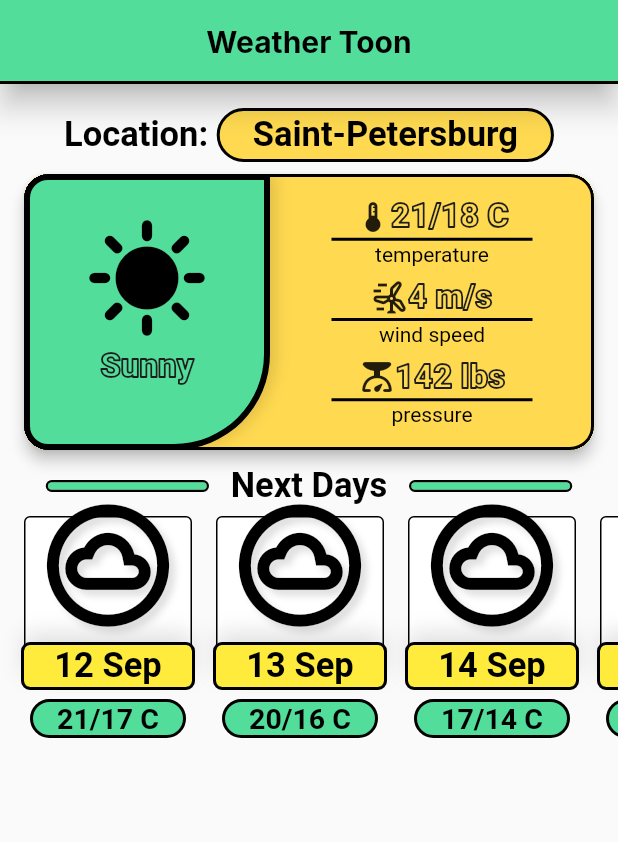
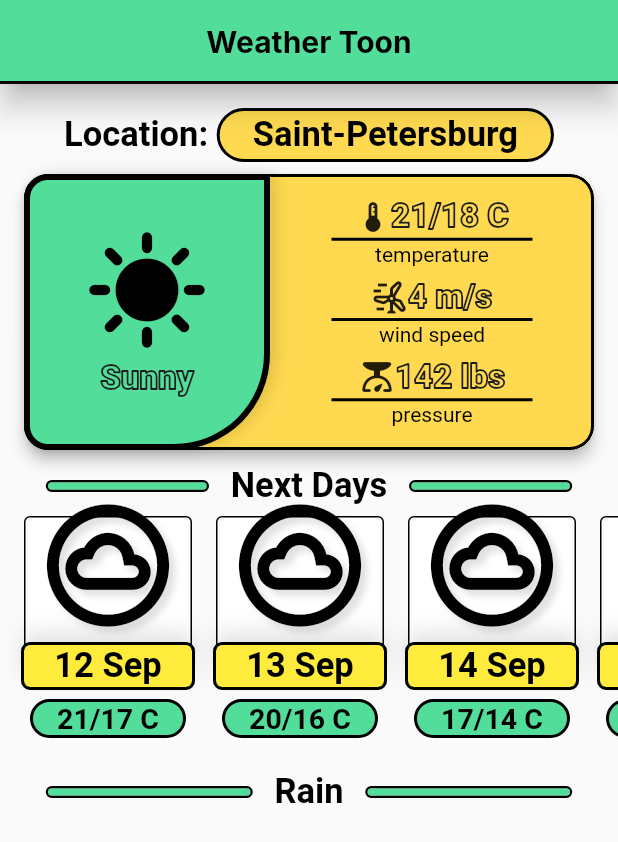
Before and after one commit to vladcto/cartoon-weather, a Flutter app: the screen it shows after launch, on a phone screen of 412 x 824 dp. Shown: the top 842 px of the screen. Run offline on Flutter 3.47's test engine with Material 2 defaults, Android fonts, the phone set to English and light mode, and no system bars; Roboto replaces fonts that are missing (Inter).

```diff
--- a/cartoon_weather/lib/main.dart
+++ b/cartoon_weather/lib/main.dart
@@ -1,3 +1,4 @@
+import 'package:cartoon_weather/detail_page.dart';
 import 'package:cartoon_weather/main_page_separator.dart';
 import 'package:cartoon_weather/small_weather_card.dart';
 import 'package:flutter/material.dart';
@@ -5,10 +6,12 @@ import 'main_weather_card.dart';
 
 void main() {
   runApp(MaterialApp(
+    routes: {
+      "/": (context) => const HomePage(),
+      "/detail_report": (_) => const DetailPage(),
+    },
+    initialRoute: "/",
     theme: HomePage.lightTheme,
-    home: const Scaffold(
-      body: HomePage(),
-    ),
   ));
 }
 
@@ -87,7 +90,11 @@ class HomePage extends StatelessWidget {
               separatorBuilder: (context, index) => const SizedBox(width: 16),
               scrollDirection: Axis.horizontal,
             ),
-          )
+          ),
+          const Padding(
+            padding: EdgeInsets.all(16),
+            child: MainPageSeparator("Rain"),
+          ),
         ],
       ),
     );
--- a/cartoon_weather/lib/main_weather_card.dart
+++ b/cartoon_weather/lib/main_weather_card.dart
@@ -1,4 +1,5 @@
 import 'package:flutter/material.dart';
+import 'dart:developer' as developer;
 
 class MainWeatherCard extends StatelessWidget {
   const MainWeatherCard({super.key});
@@ -7,6 +8,15 @@ class MainWeatherCard extends StatelessWidget {
   Widget build(BuildContext context) {
     return SizedBox(
       height: 200,
+      child: GestureDetector(
+        onTap: () {
+          Navigator.of(context).pushNamed("/detail_report");
+        },
+        child: Stack(
+          alignment: Alignment.centerLeft,
+          children: [
+            Hero(
+              tag: "main_card",
               child: Card(
                 margin: const EdgeInsets.symmetric(vertical: 8),
                 elevation: 4,
@@ -17,47 +27,8 @@ class MainWeatherCard extends StatelessWidget {
                 ),
                 clipBehavior: Clip.hardEdge,
                 child: Row(children: [
-          Container(
+                  const SizedBox(
                     width: 164,
-            height: double.infinity,
-            decoration: BoxDecoration(
-              color: Theme.of(context).colorScheme.primary,
-              borderRadius: const BorderRadius.only(
-                topLeft: Radius.circular(16),
-                topRight: Radius.circular(0),
-                bottomLeft: Radius.circular(16),
-                bottomRight: Radius.circular(64),
-              ),
-              border: const Border.fromBorderSide(
-                BorderSide(
-                  strokeAlign: BorderSide.strokeAlignInside,
-                  color: Colors.black,
-                  width: 4,
-                ),
-              ),
-              boxShadow: const [
-                BoxShadow(
-                  offset: Offset(4, 0),
-                  color: Colors.black12,
-                  blurRadius: 8,
-                )
-              ],
-            ),
-            child: Column(
-              mainAxisAlignment: MainAxisAlignment.center,
-              children: [
-                const Icon(Icons.sunny, size: 84, color: Colors.black),
-                const SizedBox(height: 4),
-                Text(
-                  "Sunny",
-                  style: Theme.of(context)
-                      .textTheme
-                      .labelMedium!
-                      .copyWith(fontSize: 22),
-                ),
-                const SizedBox(height: 16),
-              ],
-            ),
                   ),
                   Expanded(
                     child: Center(
@@ -88,6 +59,58 @@ class MainWeatherCard extends StatelessWidget {
                     ),
                   )
                 ]),
+              ),
+            ),
+            Hero(
+              tag: "main_card/green",
+              child: Container(
+                margin: const EdgeInsets.symmetric(
+                  vertical: 8,
+                ),
+                width: 164,
+                height: double.infinity,
+                decoration: BoxDecoration(
+                  color: Theme.of(context).colorScheme.primary,
+                  borderRadius: const BorderRadius.only(
+                    topLeft: Radius.circular(16),
+                    topRight: Radius.circular(0),
+                    bottomLeft: Radius.circular(16),
+                    bottomRight: Radius.circular(64),
+                  ),
+                  border: const Border.fromBorderSide(
+                    BorderSide(
+                      strokeAlign: BorderSide.strokeAlignInside,
+                      color: Colors.black,
+                      width: 4,
+                    ),
+                  ),
+                  boxShadow: const [
+                    BoxShadow(
+                      offset: Offset(4, 0),
+                      color: Colors.black12,
+                      blurRadius: 8,
+                    )
+                  ],
+                ),
+                child: Column(
+                  mainAxisAlignment: MainAxisAlignment.center,
+                  mainAxisSize: MainAxisSize.min,
+                  children: [
+                    const Icon(Icons.sunny, size: 84, color: Colors.black),
+                    const SizedBox(height: 4),
+                    Text(
+                      "Sunny",
+                      style: Theme.of(context)
+                          .textTheme
+                          .labelMedium!
+                          .copyWith(fontSize: 22),
+                    ),
+                  ],
+                ),
+              ),
+            ),
+          ],
+        ),
       ),
     );
   }
```
Also changed, not shown: cartoon_weather/lib/detail_page.dart (added, +101 -0 lines). Lines whose indentation alone changed are shown as unchanged.
